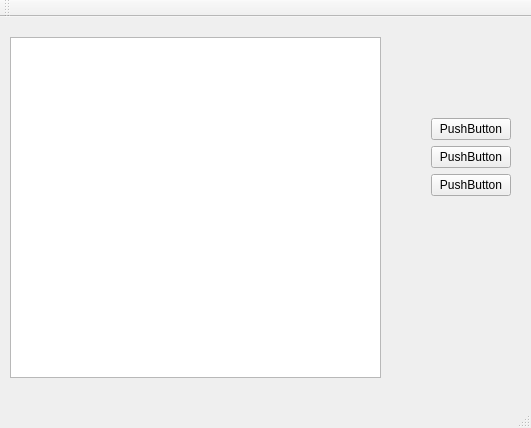
Before: the Qt Designer form CryptPuzzleGame/mainwindow.ui in whtqh/cryptarithmetic, drawn with Qt 5.
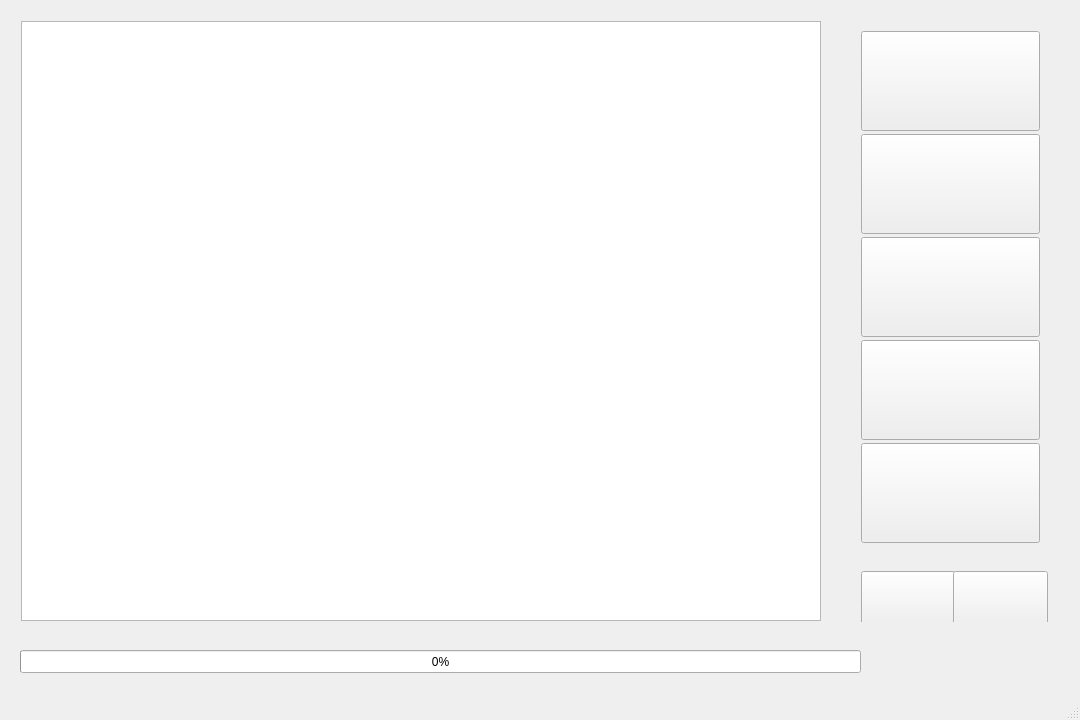
After: the same form once the commit is applied. Icons and pictures are not drawn.

Commit message: Add Menu to Button~

The edit to the form file:
```diff
--- a/CryptPuzzleGame/mainwindow.ui
+++ b/CryptPuzzleGame/mainwindow.ui
@@ -2,93 +2,209 @@
 <ui version="4.0">
  <class>MainWindow</class>
  <widget class="QMainWindow" name="MainWindow">
-  <property name="geometry">
-   <rect>
-    <x>0</x>
-    <y>0</y>
-    <width>531</width>
-    <height>428</height>
-   </rect>
+  <property name="minimumSize">
+   <size>
+    <width>1080</width>
+    <height>720</height>
+   </size>
   </property>
   <property name="windowTitle">
    <string>MainWindow</string>
   </property>
+  <property name="styleSheet">
+   <string notr="true"/>
+  </property>
   <widget class="QWidget" name="centralWidget">
    <widget class="QGraphicsView" name="graphicsView">
     <property name="geometry">
      <rect>
-      <x>10</x>
-      <y>20</y>
-      <width>371</width>
-      <height>341</height>
+      <x>21</x>
+      <y>21</y>
+      <width>800</width>
+      <height>600</height>
      </rect>
     </property>
+    <property name="minimumSize">
+     <size>
+      <width>800</width>
+      <height>600</height>
+     </size>
+    </property>
     <property name="styleSheet">
-     <string notr="true">border-color: rgb(36, 36, 36);
-gridline-color: rgb(217, 217, 217);</string>
+     <string notr="true">background-image: url(:/image/main_bg);</string>
     </property>
     <property name="dragMode">
      <enum>QGraphicsView::ScrollHandDrag</enum>
     </property>
    </widget>
+   <widget class="QProgressBar" name="progressBar">
+    <property name="geometry">
+     <rect>
+      <x>20</x>
+      <y>650</y>
+      <width>841</width>
+      <height>23</height>
+     </rect>
+    </property>
+    <property name="value">
+     <number>0</number>
+    </property>
+   </widget>
    <widget class="QWidget" name="">
     <property name="geometry">
      <rect>
-      <x>420</x>
-      <y>90</y>
-      <width>102</width>
-      <height>100</height>
+      <x>850</x>
+      <y>20</y>
+      <width>201</width>
+      <height>530</height>
      </rect>
     </property>
-    <layout class="QFormLayout" name="formLayout">
-     <item row="0" column="0">
+    <layout class="QVBoxLayout" name="verticalLayout">
+     <item>
       <widget class="QPushButton" name="Button0">
+       <property name="minimumSize">
+        <size>
+         <width>160</width>
+         <height>100</height>
+        </size>
+       </property>
+       <property name="styleSheet">
+        <string notr="true">background-image: url(:/image/button_01);</string>
+       </property>
        <property name="text">
-        <string>PushButton</string>
+        <string/>
        </property>
       </widget>
      </item>
-     <item row="1" column="0">
+     <item>
       <widget class="QPushButton" name="Button1">
+       <property name="minimumSize">
+        <size>
+         <width>160</width>
+         <height>100</height>
+        </size>
+       </property>
+       <property name="styleSheet">
+        <string notr="true">background-image: url(:/image/button_02);</string>
+       </property>
        <property name="text">
-        <string>PushButton</string>
+        <string/>
        </property>
       </widget>
      </item>
-     <item row="2" column="0">
+     <item>
       <widget class="QPushButton" name="Button2">
+       <property name="minimumSize">
+        <size>
+         <width>160</width>
+         <height>100</height>
+        </size>
+       </property>
+       <property name="styleSheet">
+        <string notr="true">background-image: url(:/image/button_03);</string>
+       </property>
        <property name="text">
-        <string>PushButton</string>
+        <string/>
        </property>
       </widget>
      </item>
+     <item>
+      <widget class="QPushButton" name="Button3">
+       <property name="minimumSize">
+        <size>
+         <width>160</width>
+         <height>100</height>
+        </size>
+       </property>
+       <property name="styleSheet">
+        <string notr="true">background-image: url(:/image/button_04);
+</string>
+       </property>
+       <property name="text">
+        <string/>
+       </property>
+      </widget>
+     </item>
+     <item>
+      <widget class="QPushButton" name="Button4">
+       <property name="minimumSize">
+        <size>
+         <width>160</width>
+         <height>100</height>
+        </size>
+       </property>
+       <property name="styleSheet">
+        <string notr="true">background-image: url(:/image/button_05);</string>
+       </property>
+       <property name="text">
+        <string/>
+       </property>
+       <property name="flat">
+        <bool>false</bool>
+       </property>
+      </widget>
+     </item>
     </layout>
    </widget>
-   <zorder>Button0</zorder>
-   <zorder>Button1</zorder>
-   <zorder>Button2</zorder>
-   <zorder>Button2</zorder>
-   <zorder>Button1</zorder>
-   <zorder>Button0</zorder>
+   <widget class="QWidget" name="">
+    <property name="geometry">
+     <rect>
+      <x>850</x>
+      <y>560</y>
+      <width>199</width>
+      <height>62</height>
+     </rect>
+    </property>
+    <layout class="QHBoxLayout" name="horizontalLayout">
+     <item>
+      <widget class="QPushButton" name="Button_clear">
+       <property name="minimumSize">
+        <size>
+         <width>95</width>
+         <height>60</height>
+        </size>
+       </property>
+       <property name="styleSheet">
+        <string notr="true">background-image: url(:/image/button_clear);</string>
+       </property>
+       <property name="text">
+        <string/>
+       </property>
+       <property name="flat">
+        <bool>false</bool>
+       </property>
+      </widget>
+     </item>
+     <item>
+      <widget class="QPushButton" name="Button_quit">
+       <property name="enabled">
+        <bool>true</bool>
+       </property>
+       <property name="minimumSize">
+        <size>
+         <width>95</width>
+         <height>60</height>
+        </size>
+       </property>
+       <property name="styleSheet">
+        <string notr="true">background-image: url(:/image/button_quit);</string>
+       </property>
+       <property name="text">
+        <string/>
+       </property>
+      </widget>
+     </item>
+    </layout>
+   </widget>
    <zorder>graphicsView</zorder>
-  </widget>
-  <widget class="QMenuBar" name="menuBar">
-   <property name="geometry">
-    <rect>
-     <x>0</x>
-     <y>0</y>
-     <width>531</width>
-     <height>26</height>
-    </rect>
-   </property>
-  </widget>
-  <widget class="QToolBar" name="mainToolBar">
-   <attribute name="toolBarArea">
-    <enum>TopToolBarArea</enum>
-   </attribute>
-   <attribute name="toolBarBreak">
-    <bool>false</bool>
-   </attribute>
+   <zorder>layoutWidget</zorder>
+   <zorder>Button2</zorder>
+   <zorder>Button3</zorder>
+   <zorder>Button4</zorder>
+   <zorder>progressBar</zorder>
+   <zorder>Button_clear</zorder>
+   <zorder>Button_quit</zorder>
+   <zorder>splitter_5</zorder>
   </widget>
   <widget class="QStatusBar" name="statusBar"/>
  </widget>
```
The commit also changes 21 other files.
